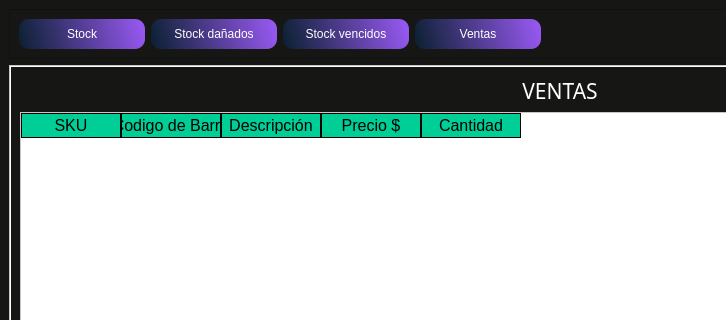
Before: the Qt Designer form Sistema de control de inventario/Qt designer/6.Reportes.ui in Xoserius/Sistema_de_control_de_inventario, drawn with Qt 5; both pictures show x 0 to 726 and y 0 to 320 of the 1120 by 800 pixel window.
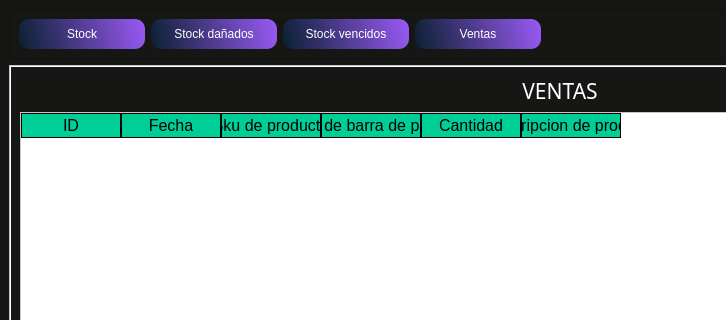
After: the same form once the commit is applied. The open tabs and pages were chosen to show the change.

The edit to the form file:
```diff
--- a/Sistema de control de inventario/Qt designer/6.Reportes.ui
+++ b/Sistema de control de inventario/Qt designer/6.Reportes.ui
@@ -582,22 +582,22 @@
              </property>
              <column>
               <property name="text">
-               <string>SKU</string>
+               <string>ID</string>
               </property>
              </column>
              <column>
               <property name="text">
-               <string>Codigo de Barra</string>
+               <string>Fecha</string>
               </property>
              </column>
              <column>
               <property name="text">
-               <string>Descripción</string>
+               <string>Sku de producto</string>
               </property>
              </column>
              <column>
               <property name="text">
-               <string>Precio $</string>
+               <string>Codigo de barra de producto</string>
               </property>
              </column>
              <column>
@@ -605,6 +605,11 @@
                <string>Cantidad</string>
               </property>
              </column>
+             <column>
+              <property name="text">
+               <string>Descripcion de producto</string>
+              </property>
+             </column>
             </widget>
            </item>
            <item>
```
Left out of the diff: 4 changed lines with no effect on the pictures.
